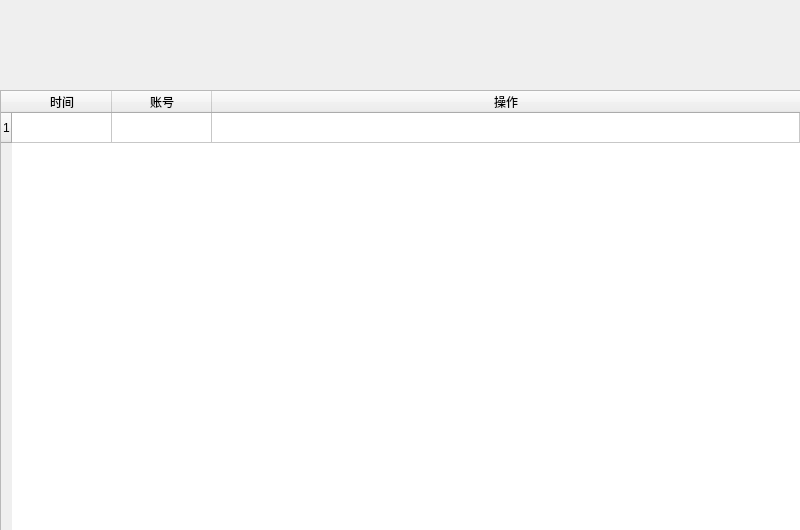
Above: getlog.ui from kangwenyun/batch_acquisition_system_qt_before before the change. Below: the same form after it.
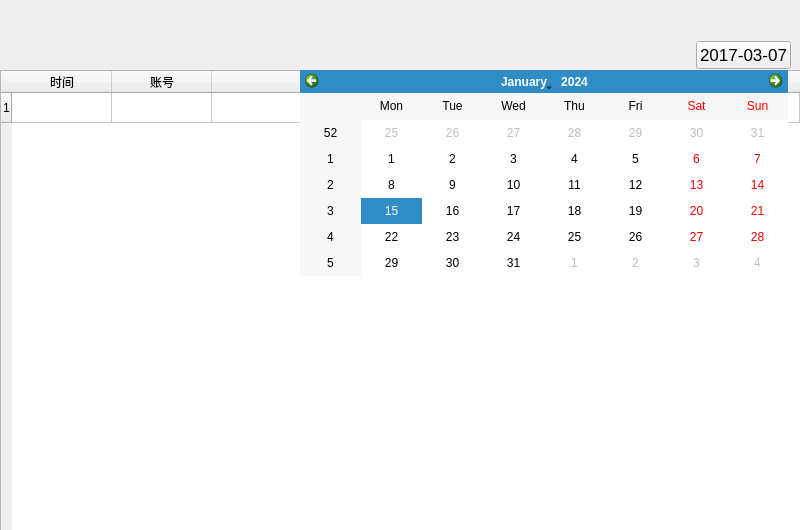
That is the form after the change.

Commit message: getlog完成,除窗口缩放的问题

Patch:
```diff
--- a/getlog.ui
+++ b/getlog.ui
@@ -17,9 +17,9 @@
    <property name="geometry">
     <rect>
      <x>0</x>
-     <y>90</y>
+     <y>70</y>
      <width>801</width>
-     <height>441</height>
+     <height>461</height>
     </rect>
    </property>
    <property name="editTriggers">
@@ -58,6 +58,57 @@
     </property>
    </column>
   </widget>
+  <widget class="QCalendarWidget" name="calendarWidget">
+   <property name="geometry">
+    <rect>
+     <x>300</x>
+     <y>70</y>
+     <width>488</width>
+     <height>206</height>
+    </rect>
+   </property>
+  </widget>
+  <widget class="QWidget" name="layoutWidget">
+   <property name="geometry">
+    <rect>
+     <x>310</x>
+     <y>40</y>
+     <width>481</width>
+     <height>31</height>
+    </rect>
+   </property>
+   <layout class="QHBoxLayout" name="horizontalLayout">
+    <item>
+     <spacer name="horizontalSpacer">
+      <property name="orientation">
+       <enum>Qt::Horizontal</enum>
+      </property>
+      <property name="sizeHint" stdset="0">
+       <size>
+        <width>40</width>
+        <height>20</height>
+       </size>
+      </property>
+     </spacer>
+    </item>
+    <item>
+     <widget class="QPushButton" name="getDate">
+      <property name="font">
+       <font>
+        <pointsize>13</pointsize>
+       </font>
+      </property>
+      <property name="text">
+       <string>2017-03-07</string>
+      </property>
+     </widget>
+    </item>
+   </layout>
+  </widget>
+  <zorder>tableWidget</zorder>
+  <zorder>layoutWidget</zorder>
+  <zorder>horizontalSpacer</zorder>
+  <zorder>calendarWidget</zorder>
  </widget>
  <resources/>
  <connections/>
```
The commit also changes 4 other files.
